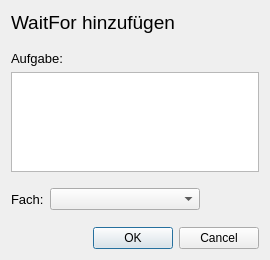
orgnnice/OrgNNice, file new_waitfor.ui: the form before one commit.
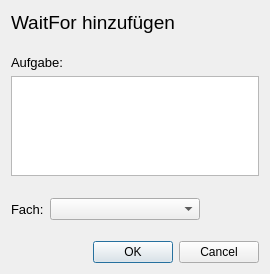
The form after the commit.

Diff of the .ui file:
```diff
--- a/new_waitfor.ui
+++ b/new_waitfor.ui
@@ -7,7 +7,7 @@
     <x>0</x>
     <y>0</y>
     <width>270</width>
-    <height>260</height>
+    <height>274</height>
    </rect>
   </property>
   <property name="windowTitle">
```
